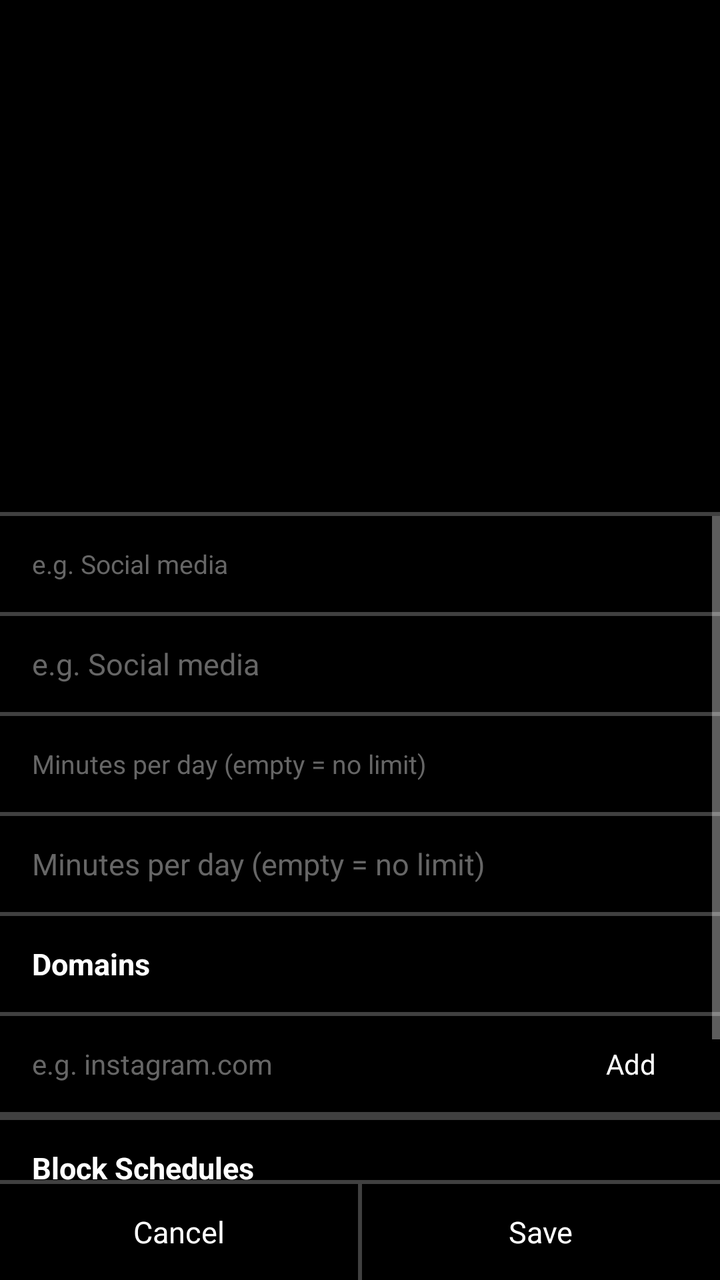
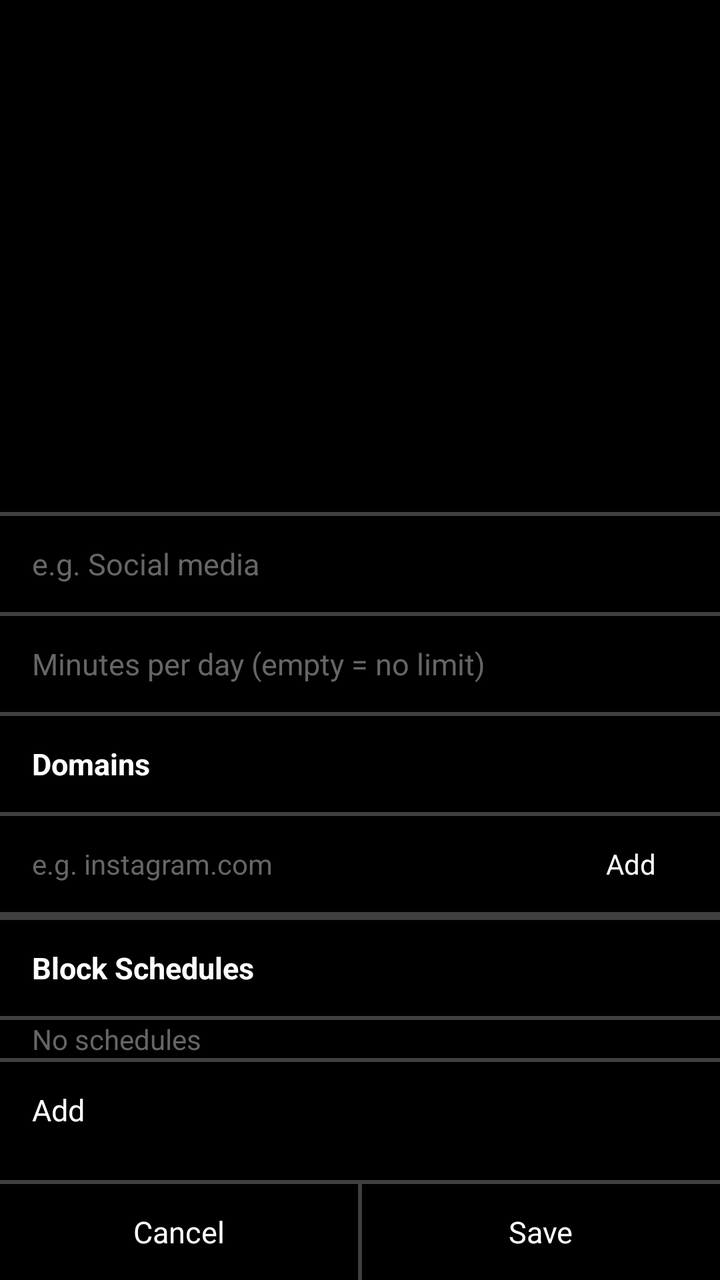

Two renders of the same Android screen: before a commit and after it. Below are the layout's source before the change and the commit's diff.
<!-- AndroidManifest.xml: application theme Theme.ITNSecureBrowser -->
<!-- res/layout/activity_group_edit.xml -->
<?xml version="1.0" encoding="utf-8"?>
<LinearLayout xmlns:android="http://schemas.android.com/apk/res/android"
    android:layout_width="match_parent"
    android:layout_height="match_parent"
    android:orientation="vertical"
    android:background="@color/bg">

    <include layout="@layout/item_page_title" />

    <View
        android:layout_width="match_parent"
        android:layout_height="@dimen/divider"
        android:background="@drawable/divider_horizontal" />

    <ScrollView
        android:layout_width="match_parent"
        android:layout_height="0dp"
        android:layout_weight="1"
        android:fillViewport="true">

        <LinearLayout
            android:layout_width="match_parent"
            android:layout_height="wrap_content"
            android:orientation="vertical">

            <TextView
                android:layout_width="match_parent"
                android:layout_height="@dimen/row_height"
                android:gravity="center_vertical"
                android:paddingHorizontal="@dimen/padding"
                android:text="@string/group_name_hint"
                android:textColor="@color/text_hint"
                android:textSize="13sp" />

            <View
                android:layout_width="match_parent"
                android:layout_height="@dimen/divider"
                android:background="@drawable/divider_horizontal" />

            <EditText
                android:id="@+id/inputName"
                android:layout_width="match_parent"
                android:layout_height="@dimen/row_height"
                android:background="@android:color/transparent"
                android:gravity="center_vertical"
                android:paddingHorizontal="@dimen/padding"
                android:textColor="@color/text_primary"
                android:textColorHint="@color/text_hint"
                android:hint="@string/group_name_hint"
                android:inputType="text"
                android:singleLine="true"
                android:textSize="15sp" />

            <View
                android:layout_width="match_parent"
                android:layout_height="@dimen/divider"
                android:background="@drawable/divider_horizontal" />

            <TextView
                android:layout_width="match_parent"
                android:layout_height="@dimen/row_height"
                android:gravity="center_vertical"
                android:paddingHorizontal="@dimen/padding"
                android:text="@string/group_limit_hint"
                android:textColor="@color/text_hint"
                android:textSize="13sp" />

            <View
                android:layout_width="match_parent"
                android:layout_height="@dimen/divider"
                android:background="@drawable/divider_horizontal" />

            <EditText
                android:id="@+id/inputLimit"
                android:layout_width="match_parent"
                android:layout_height="@dimen/row_height"
                android:background="@android:color/transparent"
                android:gravity="center_vertical"
                android:paddingHorizontal="@dimen/padding"
                android:textColor="@color/text_primary"
                android:textColorHint="@color/text_hint"
                android:hint="@string/group_limit_hint"
                android:inputType="number"
                android:singleLine="true"
                android:textSize="15sp" />

            <View
                android:layout_width="match_parent"
                android:layout_height="@dimen/divider"
                android:background="@drawable/divider_horizontal" />

            <TextView
                android:layout_width="match_parent"
                android:layout_height="@dimen/row_height"
                android:gravity="center_vertical"
                android:paddingHorizontal="@dimen/padding"
                android:text="Domains"
                android:textColor="@color/text_primary"
                android:textSize="15sp"
                android:textStyle="bold" />

            <View
                android:layout_width="match_parent"
                android:layout_height="@dimen/divider"
                android:background="@drawable/divider_horizontal" />

            <LinearLayout
                android:layout_width="match_parent"
                android:layout_height="@dimen/row_height"
                android:orientation="horizontal"
                android:gravity="center_vertical"
                android:paddingHorizontal="@dimen/padding">

                <EditText
                    android:id="@+id/inputDomain"
                    android:layout_width="0dp"
                    android:layout_height="@dimen/content_height"
                    android:layout_weight="1"
                    android:background="@android:color/transparent"
                    android:textColor="@color/text_primary"
                    android:textColorHint="@color/text_hint"
                    android:hint="@string/add_domain_hint"
                    android:inputType="textUri"
                    android:singleLine="true"
                    android:textSize="14sp" />

                <TextView
                    android:id="@+id/btnAddDomain"
                    android:layout_width="wrap_content"
                    android:layout_height="@dimen/content_height"
                    android:gravity="center"
                    android:paddingHorizontal="@dimen/padding"
                    android:text="@string/btn_add"
                    android:textColor="@color/text_primary"
                    android:textSize="14sp"
                    android:background="?android:attr/selectableItemBackground" />
            </LinearLayout>

            <View
                android:layout_width="match_parent"
                android:layout_height="@dimen/divider"
                android:background="@drawable/divider_horizontal" />

            <TextView
                android:id="@+id/domainError"
                android:layout_width="match_parent"
                android:layout_height="wrap_content"
                android:paddingHorizontal="@dimen/padding"
                android:textColor="@color/status_off"
                android:textSize="13sp"
                android:visibility="gone" />

            <ListView
                android:id="@+id/domainList"
                android:layout_width="match_parent"
                android:layout_height="wrap_content"
                android:divider="@drawable/divider_horizontal"
                android:dividerHeight="@dimen/divider" />

            <View
                android:layout_width="match_parent"
                android:layout_height="@dimen/divider"
                android:background="@drawable/divider_horizontal" />

            <TextView
                android:layout_width="match_parent"
                android:layout_height="@dimen/row_height"
                android:gravity="center_vertical"
                android:paddingHorizontal="@dimen/padding"
                android:text="Block Schedules"
                android:textColor="@color/text_primary"
                android:textSize="15sp"
                android:textStyle="bold" />

            <View
                android:layout_width="match_parent"
                android:layout_height="@dimen/divider"
                android:background="@drawable/divider_horizontal" />

            <TextView
                android:id="@+id/noSchedules"
                android:layout_width="match_parent"
                android:layout_height="wrap_content"
                android:paddingHorizontal="@dimen/padding"
                android:text="@string/no_schedules"
                android:textColor="@color/text_hint"
                android:textSize="14sp" />

            <ListView
                android:id="@+id/scheduleList"
                android:layout_width="match_parent"
                android:layout_height="wrap_content"
                android:divider="@drawable/divider_horizontal"
                android:dividerHeight="@dimen/divider" />

            <View
                android:layout_width="match_parent"
                android:layout_height="@dimen/divider"
                android:background="@drawable/divider_horizontal" />

            <TextView
                android:id="@+id/btnAddSchedule"
                android:layout_width="match_parent"
                android:layout_height="@dimen/row_height"
                android:background="?android:attr/selectableItemBackground"
                android:gravity="center_vertical"
                android:paddingHorizontal="@dimen/padding"
                android:text="@string/btn_add"
                android:textColor="@color/text_primary"
                android:textSize="15sp" />
        </LinearLayout>
    </ScrollView>

    <View
        android:layout_width="match_parent"
        android:layout_height="@dimen/divider"
        android:background="@drawable/divider_horizontal" />

    <LinearLayout
        android:layout_width="match_parent"
        android:layout_height="@dimen/row_height"
        android:orientation="horizontal">

        <TextView
            android:id="@+id/btnCancel"
            android:layout_width="0dp"
            android:layout_height="match_parent"
            android:layout_weight="1"
            android:gravity="center"
            android:text="@string/btn_cancel"
            android:textColor="@color/text_primary"
            android:textSize="15sp"
            android:background="?android:attr/selectableItemBackground" />

        <View
            android:layout_width="@dimen/divider"
            android:layout_height="match_parent"
            android:background="@drawable/divider_vertical" />

        <TextView
            android:id="@+id/btnSave"
            android:layout_width="0dp"
            android:layout_height="match_parent"
            android:layout_weight="1"
            android:gravity="center"
            android:text="@string/btn_save"
            android:textColor="@color/text_primary"
            android:textSize="15sp"
            android:background="?android:attr/selectableItemBackground" />
    </LinearLayout>
</LinearLayout>
<!-- res/layout/item_page_title.xml (included above) -->
<?xml version="1.0" encoding="utf-8"?>
<FrameLayout xmlns:android="http://schemas.android.com/apk/res/android"
    android:id="@+id/pageTitleContainer"
    android:layout_width="match_parent"
    android:layout_height="@dimen/page_title_height"
    android:background="@color/bg">

    <TextView
        android:id="@+id/pageTitle"
        android:layout_width="match_parent"
        android:layout_height="wrap_content"
        android:layout_gravity="center"
        android:gravity="center"
        android:paddingHorizontal="@dimen/padding"
        android:textColor="@color/text_primary"
        android:textSize="24sp"
        android:textStyle="bold" />
</FrameLayout>
<!-- resources referenced by this layout -->
<resources>
  <color name="bg">@android:color/black</color>
  <color name="status_off">#FFCC0000</color>
  <color name="text_hint">#FF666666</color>
  <color name="text_primary">@android:color/white</color>
  <dimen name="content_height">32dp</dimen>
  <dimen name="divider">2dp</dimen>
  <dimen name="padding">16dp</dimen>
  <dimen name="page_title_height">256dp</dimen>
  <dimen name="row_height">48dp</dimen>
  <!-- drawable divider_horizontal (drawable) -->
  <?xml version="1.0" encoding="utf-8"?>
  <shape xmlns:android="http://schemas.android.com/apk/res/android"
      android:shape="rectangle">
      <solid android:color="@color/divider" />
      <size android:height="@dimen/divider" />
  </shape>
  <!-- drawable divider_vertical (drawable) -->
  <?xml version="1.0" encoding="utf-8"?>
  <shape xmlns:android="http://schemas.android.com/apk/res/android"
      android:shape="rectangle">
      <solid android:color="@color/divider" />
      <size android:width="@dimen/divider" />
  </shape>
  <string name="add_domain_hint">e.g. instagram.com</string>
  <string name="btn_add">Add</string>
  <string name="btn_cancel">Cancel</string>
  <string name="btn_save">Save</string>
  <string name="group_limit_hint">Minutes per day (empty = no limit)</string>
  <string name="group_name_hint">e.g. Social media</string>
  <string name="no_schedules">No schedules</string>
  <style name="Theme.ITNSecureBrowser" parent="android:Theme.Material.NoActionBar">
          <item name="android:windowNoTitle">true</item>
          <item name="android:windowFullscreen">false</item>
          <item name="android:statusBarColor">@android:color/transparent</item>
          <item name="android:navigationBarColor">@android:color/transparent</item>
      </style>
  <color name="divider">#80808080</color>
</resources>

<!-- the commit's change to res/layout/activity_group_edit.xml (unified diff, before → after) -->
@@ -23,20 +23,6 @@
             android:layout_height="wrap_content"
             android:orientation="vertical">
 
-            <TextView
-                android:layout_width="match_parent"
-                android:layout_height="@dimen/row_height"
-                android:gravity="center_vertical"
-                android:paddingHorizontal="@dimen/padding"
-                android:text="@string/group_name_hint"
-                android:textColor="@color/text_hint"
-                android:textSize="13sp" />
-
-            <View
-                android:layout_width="match_parent"
-                android:layout_height="@dimen/divider"
-                android:background="@drawable/divider_horizontal" />
-
             <EditText
                 android:id="@+id/inputName"
                 android:layout_width="match_parent"
@@ -50,20 +36,6 @@
                 android:inputType="text"
                 android:singleLine="true"
                 android:textSize="15sp" />
-
-            <View
-                android:layout_width="match_parent"
-                android:layout_height="@dimen/divider"
-                android:background="@drawable/divider_horizontal" />
-
-            <TextView
-                android:layout_width="match_parent"
-                android:layout_height="@dimen/row_height"
-                android:gravity="center_vertical"
-                android:paddingHorizontal="@dimen/padding"
-                android:text="@string/group_limit_hint"
-                android:textColor="@color/text_hint"
-                android:textSize="13sp" />
 
             <View
                 android:layout_width="match_parent"
